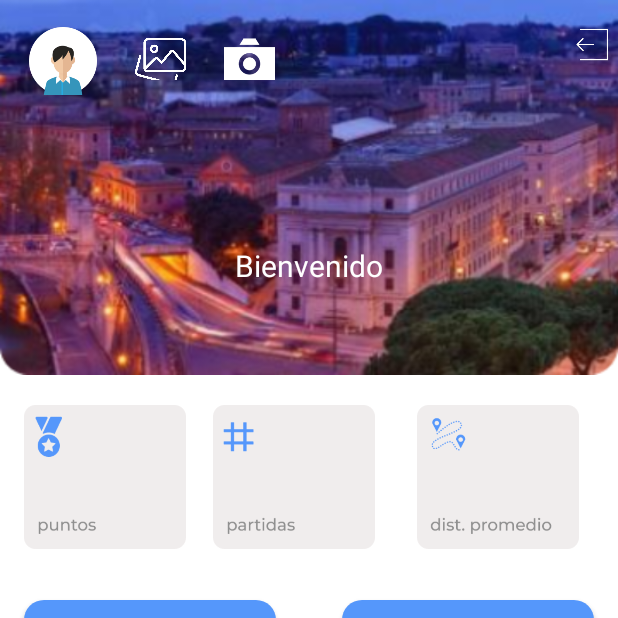
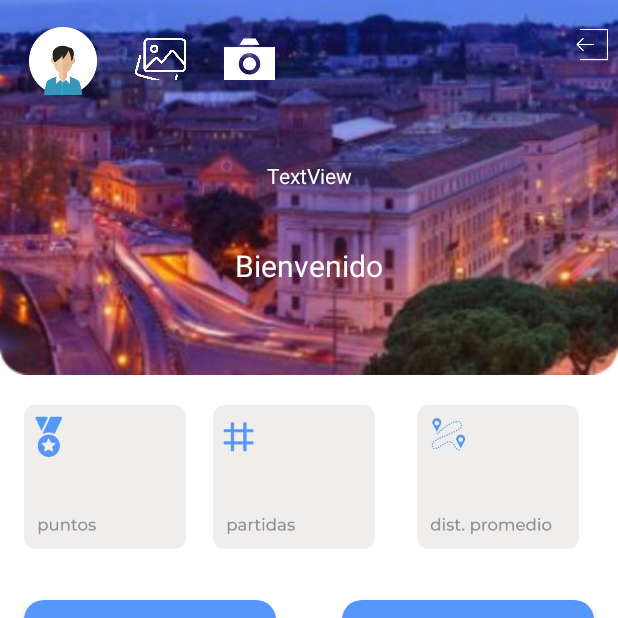
Before and after one commit to IntroCompuMovil202130/CityShare, an Android app: the screen it shows after launch once a user with an empty profile is signed in (PrincipalActivity), on a phone screen of 412 x 824 dp, the top half of it. Run offline under Robolectric (Android 15) with nearby library versions, the phone set to English and light mode, and no system bars; our stand-ins replace Firebase (no records; nobody signed in at launch, a user with empty details on screens opened directly), Volley; network calls fail; pictures from the network do not load.

Commit message:
new text view in principal layout!

```diff
--- a/app/src/main/res/layout/activity_principal.xml
+++ b/app/src/main/res/layout/activity_principal.xml
@@ -76,6 +76,18 @@
         app:layout_constraintTop_toTopOf="@+id/imageView"
         app:srcCompat="@drawable/white_gallery" />
 
+
+    <TextView
+        android:id="@+id/textView9"
+        android:layout_width="146dp"
+        android:layout_height="26dp"
+        android:layout_marginBottom="30dp"
+        android:text="TextView"
+        android:textColor="@color/white"
+        app:layout_constraintBottom_toTopOf="@+id/textView7"
+        app:layout_constraintEnd_toEndOf="parent"
+        app:layout_constraintStart_toStartOf="parent"
+        android:gravity="center_horizontal"/>
 
     <TextView
         android:id="@+id/tvUserName"
```
